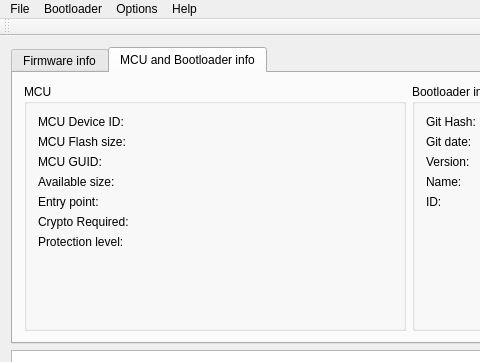
Before: the Qt Designer form qt/project/src/mainwindow.ui in Crystal-Photonics/crystalBoot, drawn with Qt 5; both pictures show x 0 to 480 and y 0 to 362 of the 830 by 517 pixel window.
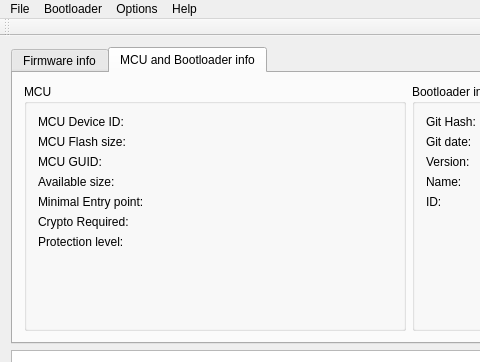
After: the same form once the commit is applied. The open tabs and pages were chosen to show the change.

Commit message: -minimal entry point calculated by linkerscript -flash size reduced in order to produce an error if bootloader doesnt fit -error message if memory overlap while creating bundle

```diff
--- a/qt/project/src/mainwindow.ui
+++ b/qt/project/src/mainwindow.ui
@@ -373,7 +373,7 @@
            <item row="4" column="0">
             <widget class="QLabel" name="label_5">
              <property name="text">
-              <string>Entry point:</string>
+              <string>Minimal Entry point:</string>
              </property>
             </widget>
            </item>
```
The commit also changes 14 other files.
